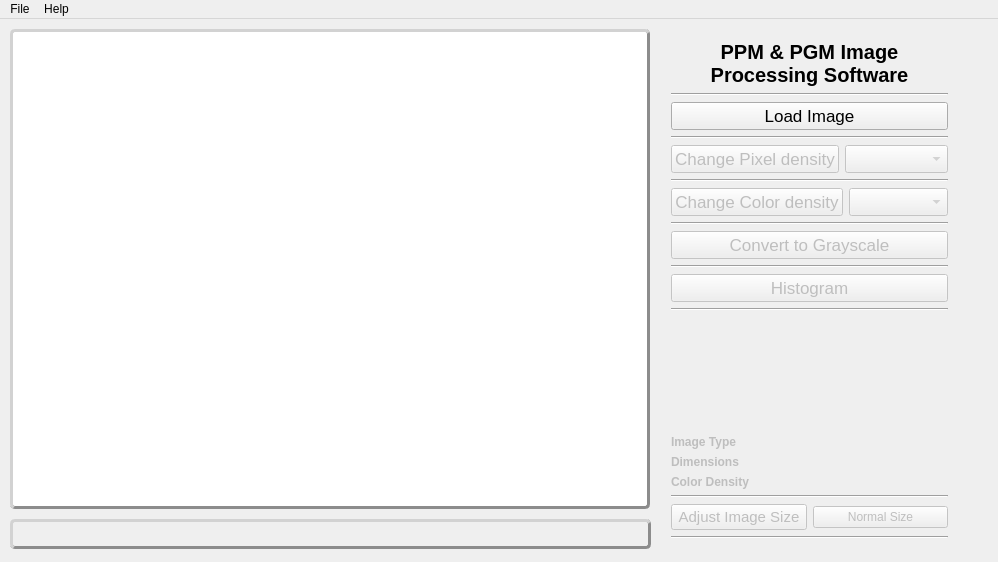
Old version of the form GUI/mainwindow.ui in the repository JianchengZh/learning-image-processing.
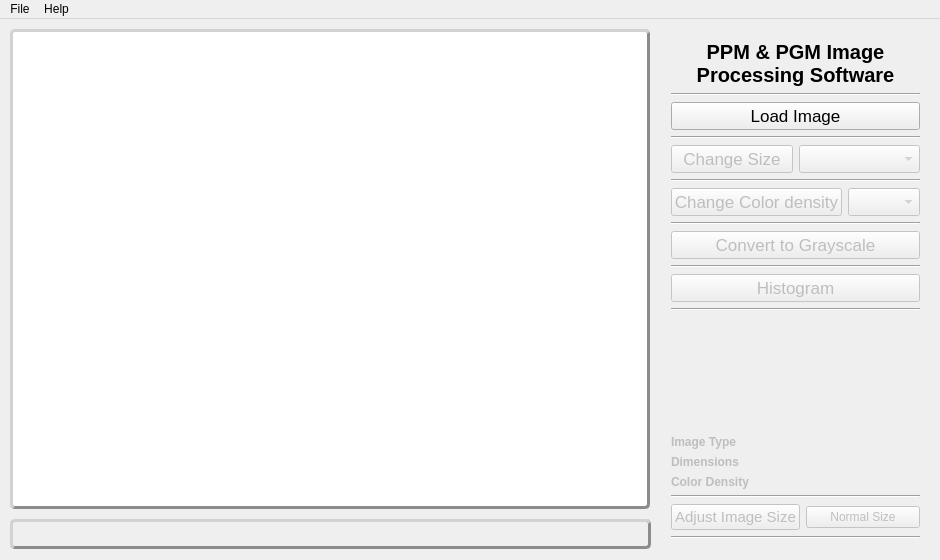
New version of the form.

```diff
--- a/GUI/mainwindow.ui
+++ b/GUI/mainwindow.ui
@@ -6,8 +6,8 @@
    <rect>
     <x>0</x>
     <y>0</y>
-    <width>998</width>
-    <height>562</height>
+    <width>940</width>
+    <height>560</height>
    </rect>
   </property>
   <property name="sizePolicy">
@@ -40,7 +40,7 @@
      <rect>
       <x>660</x>
       <y>10</y>
-      <width>299</width>
+      <width>271</width>
       <height>521</height>
      </rect>
     </property>
@@ -110,7 +110,7 @@
           </font>
          </property>
          <property name="text">
-          <string>Change Pixel density</string>
+          <string>Change Size</string>
          </property>
         </widget>
        </item>
@@ -536,7 +536,7 @@
     <rect>
      <x>0</x>
      <y>0</y>
-     <width>998</width>
+     <width>940</width>
      <height>25</height>
     </rect>
    </property>
```
